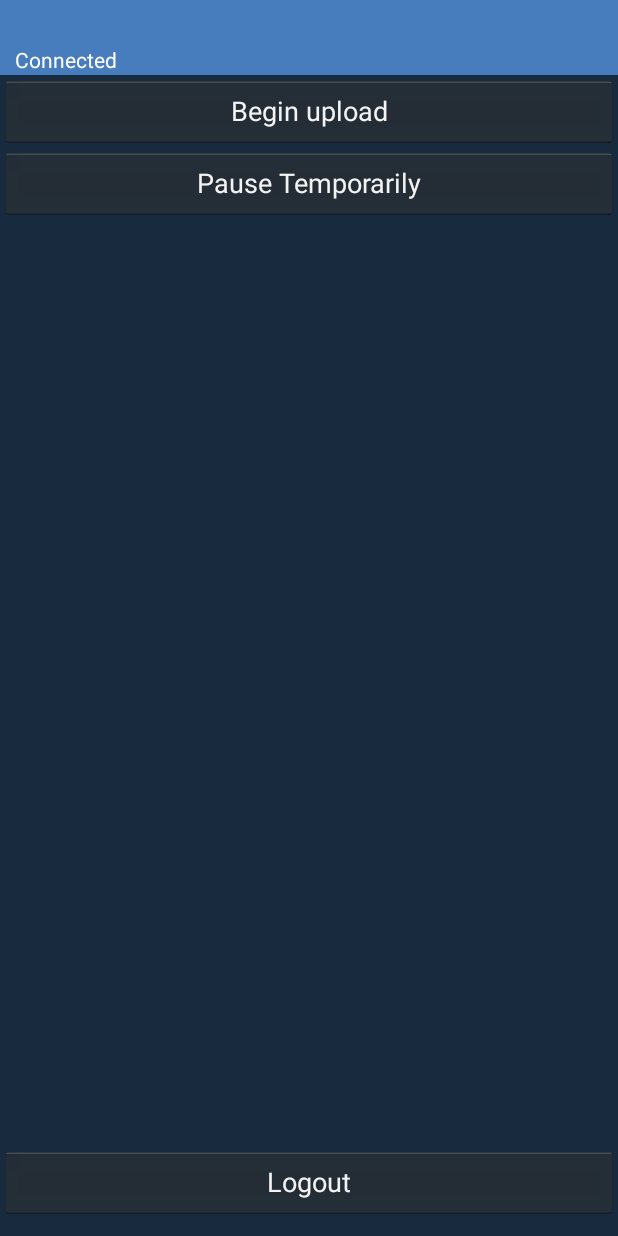
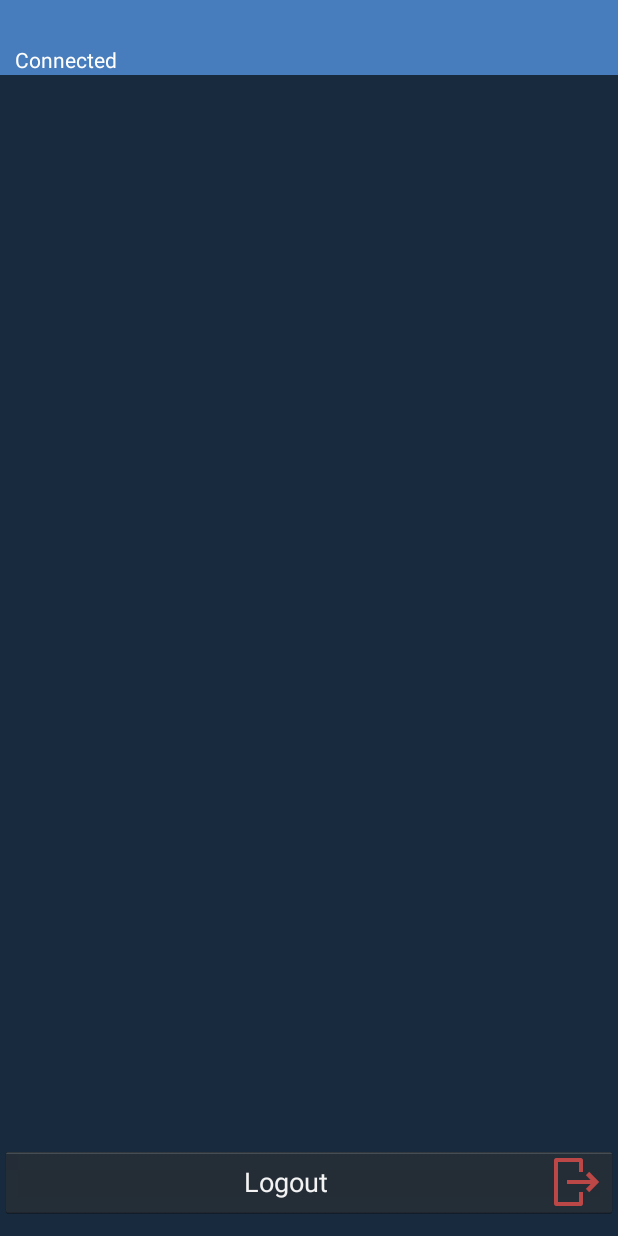
Before and after one commit to Indigotechnet/mogi-android, an Android app: the MainActivity screen opened directly, with no data from a screen before it, on a phone screen of 412 x 824 dp. Run offline under Robolectric (Android 15) with nearby library versions, the phone set to English and light mode, and no system bars; our stand-ins replace CircleImageView; libraries missing offline, so code that uses them is left out: com.squareup.otto; 4 statements that could not run were skipped.

Commit message:
Configuring manual and automatic upload when wifi is required

```diff
--- a/Mogi/src/main/java/com/igarape/mogi/manager/MainActivity.java
+++ b/Mogi/src/main/java/com/igarape/mogi/manager/MainActivity.java
@@ -19,6 +19,7 @@ import android.widget.PopupWindow;
 import android.widget.TextView;
 
 import com.igarape.mogi.BaseActivity;
+import com.igarape.mogi.BuildConfig;
 import com.igarape.mogi.R;
 import com.igarape.mogi.lock.LockScreenReceiver;
 import com.igarape.mogi.pause.CountDownService;
@@ -42,12 +43,12 @@ public class MainActivity extends BaseActivity {
         public void onReceive(Context context, Intent intent) {
             if(intent.getAction().equals(ConnectivityStatusReceiver.RECEIVE_NETWORK_UPDATE)) {
                 updateState();
-                findViewById(R.id.pause_button).setVisibility(View.VISIBLE);
+                //TODO findViewById(R.id.pause_button).setVisibility(View.VISIBLE);
             } else if (intent.getAction().equals(UploadProgressUtil.MOGI_UPLOAD_UPDATE)) {
                 int total = intent.getExtras().getInt(UploadProgressUtil.TOTAL);
                 int completed = intent.getExtras().getInt(UploadProgressUtil.COMPLETED);
                 TextView uploadInfo = (TextView) findViewById(R.id.screen_info);
-                findViewById(R.id.pause_button).setVisibility(View.VISIBLE);
+                //TODO findViewById(R.id.pause_button).setVisibility(View.VISIBLE);
                 if (total == completed){
                     uploadInfo.setText(getString(R.string.upload_progress_finish));
                 } else {
@@ -58,7 +59,7 @@ public class MainActivity extends BaseActivity {
 
                 TextView info = (TextView) findViewById(R.id.screen_info);
                 info.setText(getString(R.string.countdown_info,time));
-                findViewById(R.id.pause_button).setVisibility(View.INVISIBLE);
+                //TODO findViewById(R.id.pause_button).setVisibility(View.INVISIBLE);
             }
         }
     };
@@ -89,7 +90,12 @@ public class MainActivity extends BaseActivity {
         ImageView userImage = (ImageView) findViewById(R.id.userImage);
         UserUtils.applyUserImage(this, userImage);
         ((TextView)findViewById(R.id.loggedUserLabel)).setText(Identification.getUserName());
-        ((Button) findViewById(R.id.force_upload)).setOnClickListener(new Button.OnClickListener() {
+        Button force_upload_button = (Button) findViewById(R.id.force_upload);
+
+        if (BuildConfig.requireWifiUpload){
+            force_upload_button.setVisibility(View.INVISIBLE);
+        } else {
+            force_upload_button.setOnClickListener(new Button.OnClickListener() {
                 @Override
                 public void onClick(View view) {
                     ConnectivityManager mConnectivityManager = (ConnectivityManager) getSystemService(Context.CONNECTIVITY_SERVICE);
@@ -104,26 +110,15 @@ public class MainActivity extends BaseActivity {
                         return;
                     }
 
-                if (!(activeNetwork.getType() == ConnectivityManager.TYPE_WIFI)) {
-                    AlertUtils.showAlertDialog(MainActivity.this, R.string.force_upload, R.string.dialog_upload_not_wifi);
-                    return;
-                }
-                IntentFilter ifilter = new IntentFilter(Intent.ACTION_BATTERY_CHANGED);
-                Intent batteryStatus = registerReceiver(null, ifilter);
-
-                int status = batteryStatus.getIntExtra(BatteryManager.EXTRA_STATUS, -1);
-
-                boolean isCharging = status == BatteryManager.BATTERY_STATUS_CHARGING ||
-                        status == BatteryManager.BATTERY_STATUS_FULL;
-
-                if (!isCharging) {
-                    AlertUtils.showAlertDialog(MainActivity.this, R.string.force_upload, R.string.dialog_upload_not_charging);
+                    if (!(NetworkUtils.canUpload(getApplicationContext(), activeNetwork, getIntent()))) {
+                        AlertUtils.showAlertDialog(MainActivity.this, R.string.force_upload, R.string.dialog_upload_not_enable);
                         return;
                     }
 
-                sendBroadcast(new Intent(MainActivity.this, ConnectivityStatusReceiver.class));
+                    StateMachine.getInstance().startServices(State.UPLOADING, getApplicationContext());
                 }
             });
+        }
         final Button pauseButton = (Button) findViewById(R.id.pause_button);
         pauseButton.setOnClickListener(new Button.OnClickListener() {
             @Override
@@ -189,7 +184,8 @@ public class MainActivity extends BaseActivity {
     private void defineInitialState() {
         if (StateMachine.getInstance().isInState(State.NOT_LOGGED)) {
             ConnectivityManager mConnectivityManager = (ConnectivityManager) getSystemService(Context.CONNECTIVITY_SERVICE);
-            if (NetworkUtils.canUpload(this, mConnectivityManager.getActiveNetworkInfo(), getIntent())) {
+            if (NetworkUtils.canUpload(this, mConnectivityManager.getActiveNetworkInfo(), getIntent())
+                    && BuildConfig.requireWifiUpload) {
                 StateMachine.getInstance().startServices(State.UPLOADING, getApplicationContext());
             } else {
                 StateMachine.getInstance().startServices(State.RECORDING_ONLINE, getApplicationContext());
@@ -221,16 +217,16 @@ public class MainActivity extends BaseActivity {
 
     private void updateState() {
         if (StateMachine.getInstance().isInState(State.RECORDING_ONLINE)) {
-            findViewById(R.id.pause_button).setVisibility(View.VISIBLE);
+            //TODO findViewById(R.id.pause_button).setVisibility(View.VISIBLE);
             locationTextView.setText(getString(R.string.status_online));
         } else if (StateMachine.getInstance().isInState(State.RECORDING_OFFLINE)) {
-            findViewById(R.id.pause_button).setVisibility(View.VISIBLE);
+            //TODO findViewById(R.id.pause_button).setVisibility(View.VISIBLE);
             locationTextView.setText(getString(R.string.status_offline));
         } else if (StateMachine.getInstance().isInState(State.UPLOADING)) {
-            findViewById(R.id.pause_button).setVisibility(View.VISIBLE);
+            //TODO findViewById(R.id.pause_button).setVisibility(View.VISIBLE);
             locationTextView.setText(getString(R.string.status_uploading));
         } else if (StateMachine.getInstance().isInState(State.PAUSED)) {
-            findViewById(R.id.pause_button).setVisibility(View.INVISIBLE);
+            //TODO findViewById(R.id.pause_button).setVisibility(View.INVISIBLE);
             locationTextView.setText(getString(R.string.status_paused));
         }
 
--- a/Mogi/src/main/java/com/igarape/mogi/states/StateMachine.java
+++ b/Mogi/src/main/java/com/igarape/mogi/states/StateMachine.java
@@ -5,6 +5,7 @@ import android.content.Intent;
 import android.net.ConnectivityManager;
 import android.os.Bundle;
 
+import com.igarape.mogi.BuildConfig;
 import com.igarape.mogi.server.ApiClient;
 import com.igarape.mogi.utils.NetworkUtils;
 import com.igarape.mogi.utils.WidgetUtils;
@@ -55,7 +56,9 @@ public class StateMachine {
     public static void goToActiveState(Context context, Intent intent) {
         ConnectivityManager mConnectivityManager = (ConnectivityManager) context.getSystemService(Context.CONNECTIVITY_SERVICE);
         if (NetworkUtils.canUpload(context, mConnectivityManager.getActiveNetworkInfo(), intent)) {
-            getInstance().startServices(State.UPLOADING, context.getApplicationContext());
+            if (BuildConfig.requireWifiUpload) {
+                getInstance().startServices(State.UPLOADING, context.getApplicationContext());
+            }
         } else {
             boolean hasConnection = NetworkUtils.hasConnection((ConnectivityManager) context.getSystemService(Context.CONNECTIVITY_SERVICE));
             if (hasConnection && !getInstance().isInState(State.STREAMING)) {
--- a/Mogi/src/main/res/layout/activity_main.xml
+++ b/Mogi/src/main/res/layout/activity_main.xml
@@ -64,7 +64,8 @@
             android:text="@string/force_upload"
             android:layout_width="fill_parent"
             android:layout_height="wrap_content"
-            android:layout_alignParentEnd="false" />
+            android:layout_alignParentEnd="false"
+            android:drawableLeft="@drawable/ic_upload"/>
 
         <Button
             android:id="@+id/logout"
@@ -73,7 +74,8 @@
             android:layout_height="wrap_content"
             android:layout_alignParentBottom="true"
             android:layout_centerHorizontal="true"
-            android:layout_marginBottom="12dp" />
+            android:layout_marginBottom="12dp"
+            android:drawableRight="@drawable/logout_red"/>
 
         <Button
             android:layout_width="fill_parent"
@@ -81,7 +83,10 @@
             android:text="@string/pause"
             android:id="@+id/pause_button"
             android:layout_below="@+id/force_upload"
-            android:layout_centerHorizontal="true" />
+            android:layout_centerHorizontal="true"
+            android:drawableLeft="@drawable/ic_pause"
+            android:visibility="invisible"
+            />
     </RelativeLayout>
 
 
--- a/Mogi/src/main/res/values/strings.xml
+++ b/Mogi/src/main/res/values/strings.xml
@@ -17,7 +17,7 @@
     <string name="logout">Logout</string>
     <string name="force_upload">Begin upload</string>
     <string name="dialog_upload_no_network">There\'s no active bandwidth to send data</string>
-    <string name="dialog_upload_not_wifi">A wireless connection is required</string>
+    <string name="dialog_upload_not_enable">Can not upload right now. Try again later.</string>
     <string name="dialog_upload_not_charging">The device must be charging</string>
     <string name="login_title">Login to SmartPolicing</string>
     <string name="status_online">Connected</string>
```
Also changed, not shown: Mogi/src/main/java/com/igarape/mogi/server/ConnectivityStatusReceiver.java (+1 -7 lines). Lines whose indentation alone changed are shown as unchanged.
